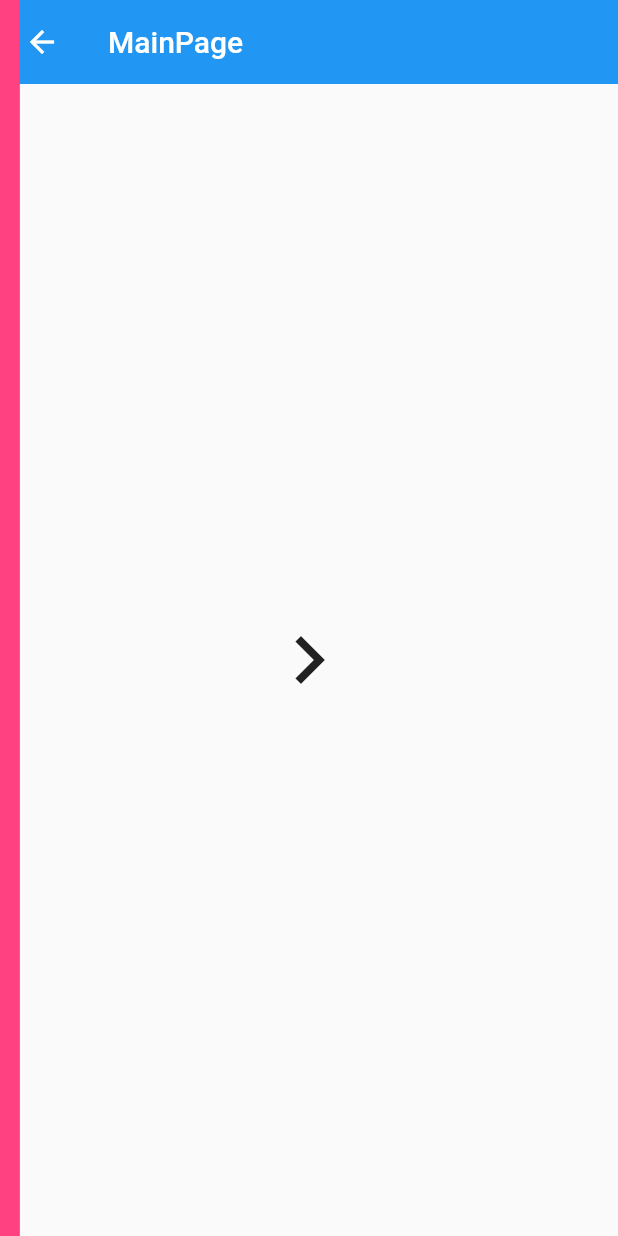
After one commit to Taonce/Flutter-Example, a Flutter app: the RouteMainPage screen opened directly, after a tap on the "navigate next" icon, on a phone screen of 412 x 824 dp. The commit adds this screen. Run offline on Flutter 3.47's test engine with Material 2 defaults, Android fonts, the phone set to English and light mode, and no system bars; network calls fail.

Commit message:
增加知识点

```diff
--- a/lib/bottom_float_navigation/BottomNavigationFloatButton.dart
+++ b/lib/bottom_float_navigation/BottomNavigationFloatButton.dart
@@ -7,8 +7,7 @@ class BottomNavigationFloatButton extends StatefulWidget {
   State<StatefulWidget> createState() => BottomNavigationFloatButtonState();
 }
 
-class BottomNavigationFloatButtonState
-    extends State<BottomNavigationFloatButton> {
+class BottomNavigationFloatButtonState extends State<BottomNavigationFloatButton> {
   int _index = 0;
   List<Widget> _list = List();
 
@@ -32,6 +31,7 @@ class BottomNavigationFloatButtonState
         backgroundColor: Colors.cyanAccent,
       ),
       bottomNavigationBar: BottomAppBar(
+        shape: CircularNotchedRectangle(),
         color: Colors.cyanAccent,
         elevation: 5,
         child: Row(
--- /dev/null
+++ b/lib/route_animator/CustomRoute.dart
@@ -0,0 +1,89 @@
+import 'package:flutter/material.dart';
+
+class CustomRoute extends PageRouteBuilder {
+  final Widget _widget;
+
+  CustomRoute(this._widget)
+      : super(
+            transitionDuration: const Duration(seconds: 10),
+            pageBuilder: (
+              BuildContext context,
+              Animation<double> animation1,
+              Animation<double> animation2,
+            ) {
+              return _widget;
+            },
+            transitionsBuilder: (
+              BuildContext context,
+              Animation<double> animation,
+              Animation<double> secondaryAnimation,
+              Widget child,
+            ) {
+              return SlideTransition(
+                position: Tween<Offset>(
+                  begin: Offset(-1.0, 0.0),
+                  end: Offset(0.0, 0.0),
+                ).animate(CurvedAnimation(
+                  parent: animation,
+                  curve: Curves.fastOutSlowIn,
+                )),
+                child: child,
+              );
+            });
+
+  // 渐变的跳转效果
+  Widget fadeAnimation(Animation<double> animation, Widget child) {
+    return FadeTransition(
+      opacity: Tween(begin: 0.0, end: 1.0).animate(CurvedAnimation(
+        parent: animation,
+        curve: Curves.fastOutSlowIn,
+      )),
+      child: child,
+    );
+  }
+
+  // 缩放的跳转效果
+  Widget scaleAnimation(Animation<double> animation, Widget child) {
+    return ScaleTransition(
+      scale: Tween(
+        begin: 0.0,
+        end: 1.0,
+      ).animate(CurvedAnimation(
+        parent: animation,
+        curve: Curves.fastOutSlowIn,
+      )),
+      child: child,
+    );
+  }
+
+  // 旋转+缩放
+  Widget rotationScaleAnimation(Animation<double> animation, Widget child) {
+    return RotationTransition(
+      turns: Tween(begin: 0.0, end: 1.0).animate(CurvedAnimation(
+        parent: animation,
+        curve: Curves.fastOutSlowIn,
+      )),
+      child: ScaleTransition(
+        scale: Tween(begin: 0.0, end: 1.0).animate(CurvedAnimation(
+          parent: animation,
+          curve: Curves.fastOutSlowIn,
+        )),
+        child: child,
+      ),
+    );
+  }
+
+  // 水平滑动的跳转效果
+  Widget slideAnimation(Animation<double> animation, Widget child) {
+    return SlideTransition(
+      position: Tween<Offset>(
+        begin: Offset(-1.0, 0.0),
+        end: Offset(0.0, 0.0),
+      ).animate(CurvedAnimation(
+        parent: animation,
+        curve: Curves.fastOutSlowIn,
+      )),
+      child: child,
+    );
+  }
+}
--- /dev/null
+++ b/lib/route_animator/RouteMainPage.dart
@@ -0,0 +1,30 @@
+import 'package:flutter/material.dart';
+
+import 'CustomRoute.dart';
+import 'RouteSecPage.dart';
+
+class RouteMainPage extends StatelessWidget {
+  @override
+  Widget build(BuildContext context) {
+    return Scaffold(
+      appBar: AppBar(
+        title: Text("MainPage"),
+        elevation: 0.0,
+      ),
+      body: Center(
+        child: MaterialButton(
+          onPressed: () {
+            Navigator.push(
+              context,
+              CustomRoute(RouteSecPage()),
+            );
+          },
+          child: Icon(
+            Icons.navigate_next,
+            size: 64,
+          ),
+        ),
+      ),
+    );
+  }
+}
--- /dev/null
+++ b/lib/route_animator/RouteSecPage.dart
@@ -0,0 +1,26 @@
+import 'package:flutter/material.dart';
+
+class RouteSecPage extends StatelessWidget {
+  @override
+  Widget build(BuildContext context) {
+    return Scaffold(
+      backgroundColor: Colors.pinkAccent,
+      appBar: AppBar(
+        title: Text("SecPage"),
+        elevation: 0.0,
+        backgroundColor: Colors.pinkAccent,
+      ),
+      body: Center(
+        child: MaterialButton(
+          onPressed: () {
+            Navigator.pop(context);
+          },
+          child: Icon(
+            Icons.navigate_before,
+            size: 64,
+          ),
+        ),
+      ),
+    );
+  }
+}
```
Also changed, not shown: lib/frost_glass/frost_glass_ui.dart (added, +56 -0 lines), lib/keep_alive/HomeUI.dart (added, +36 -0 lines), lib/keep_alive/KeepAliveUI.dart (added, +47 -0 lines), lib/main.dart (+10 -2 lines), lib/search_bar/search_bar.dart (added, +31 -0 lines), lib/search_bar/search_delegate.dart (added, +70 -0 lines), 3 other files.
